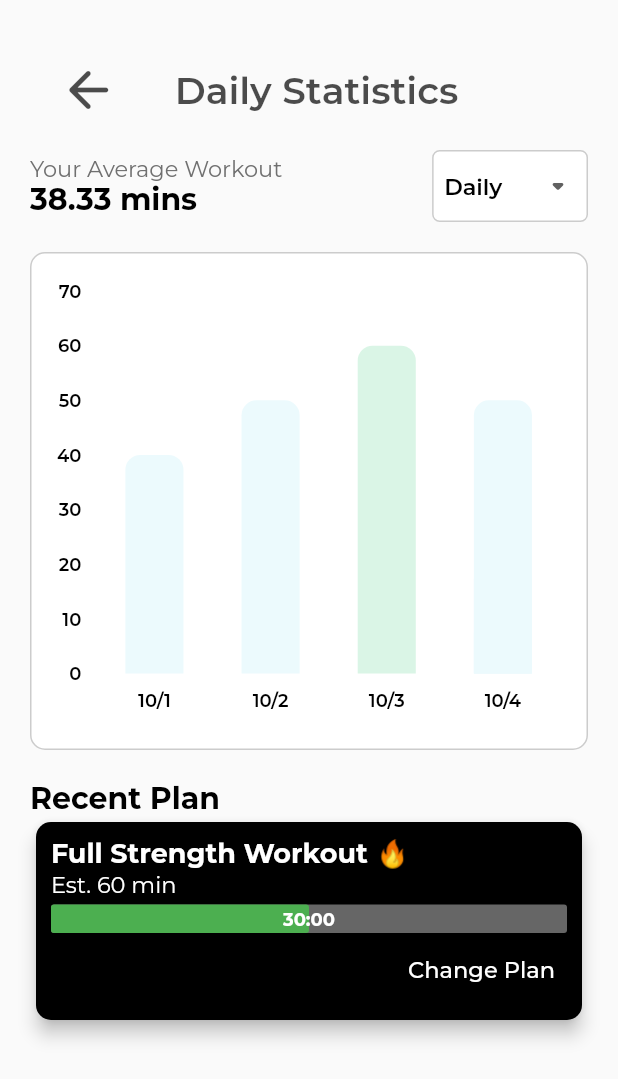
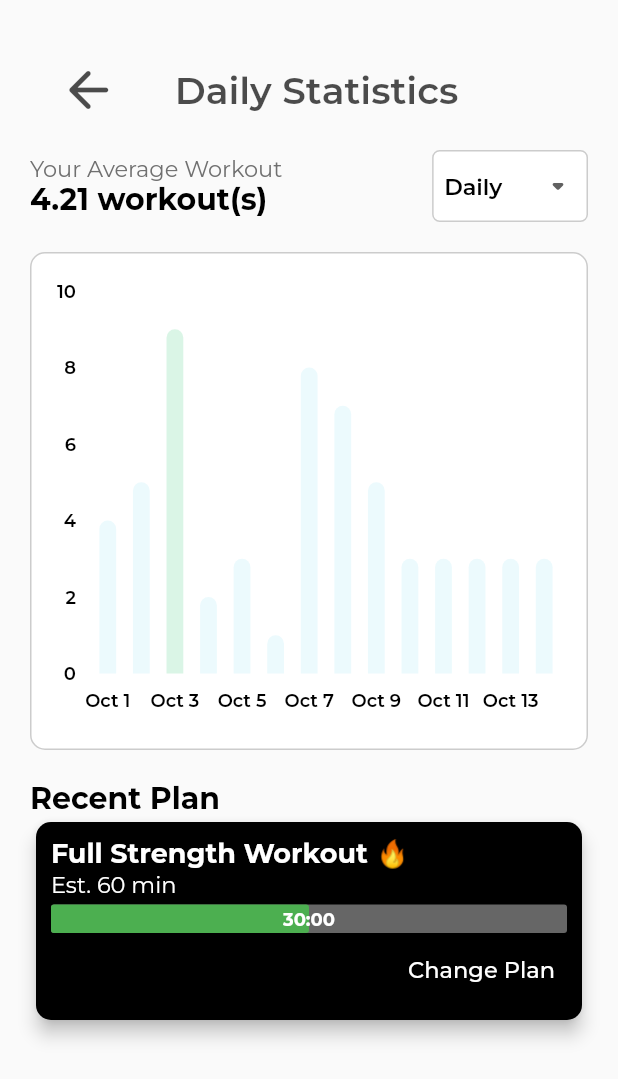
Before and after one commit to ApocalCrk/gimme, a Flutter app: the StatisticsScreen screen opened by its route, on a phone screen of 412 x 824 dp. Shown: the top 1079 px of the screen. Run offline on Flutter 3.47's test engine with Material 2 defaults, Android fonts, the phone set to English and light mode, and no system bars; drawn by our look-alikes of percent_indicator; our stand-ins replace awesome_notifications, cloud_firestore, firebase_auth, firebase_core, flutter_map, geolocator and 10 more; missing offline and left inert: dart:ffi, mobile_scanner; accounts and stored records are empty; project files that could hold a hidden picture were left out.

Commit message:
update daily component

```diff
--- a/lib/routes/appRoute.dart
+++ b/lib/routes/appRoute.dart
@@ -57,7 +57,7 @@ class AppRoute {
       case workouts:
         return MaterialPageRoute(builder: (_) => const WorkoutsScreen());
       default:
-        return MaterialPageRoute(builder: (_) => const StatisticsScreen());
+        return MaterialPageRoute(builder: (_) => const Auth());
     }
   }
 }
--- a/lib/screens/statistic/component/statistics_daily.dart
+++ b/lib/screens/statistic/component/statistics_daily.dart
@@ -2,25 +2,34 @@ import 'dart:ffi';
 import 'package:flutter/material.dart';
 import 'package:gimme/screens/statistic/temp_data/data.dart';
 import 'package:syncfusion_flutter_charts/charts.dart';
+import 'package:intl/intl.dart';
 
 //find max val from listdaily
 findMaxDaily() {
   int max = 0;
+  if(listDaily.length>0){
     for (int i = 0; i < listDaily.length; i++) {
       if (listDaily[i].duration > max) {
         max = listDaily[i].duration;
       }
     }
     return max;
+  }else{
+    return 0.0;
+  }
 }
 
 //find mean val from listdaily
 findDailyMean() {
   int sum = 0;
+  if(listDaily.length>0){
     for (int i = 0; i < listDaily.length; i++) {
       sum += listDaily[i].duration;
     }
     return sum / listDaily.length;
+  }else{
+    return 0.0;
+  }
 }
 
 class DailyStatistics extends StatefulWidget {
@@ -36,11 +45,29 @@ class _DailyStatisticsState extends State<DailyStatistics> {
     return SfCartesianChart(
       plotAreaBorderWidth: 0,
       legend: Legend(isVisible: false),
-      primaryXAxis: CategoryAxis(
-        majorTickLines: MajorTickLines(width: 0),
-        majorGridLines: MajorGridLines(width: 0),
-        axisLine: AxisLine(width: 0),
-        labelStyle: TextStyle(
+      primaryXAxis: DateTimeAxis(
+        autoScrollingMode: AutoScrollingMode.end,
+        interval: 1,
+        intervalType: DateTimeIntervalType.days,
+        dateFormat: DateFormat.MMMd(),
+        visibleMinimum: (() {
+          if (listDaily.length > 0) {
+            listDaily[0].date;
+          } else {
+            DateTime.now().month;
+          }
+        }()),
+        visibleMaximum: (() {
+          if (listDaily.length > 5) {
+            return listDaily[0 + 4].date;
+          } else {
+            return listDaily[listDaily.length - 1].date;
+          }
+        }()),
+        majorTickLines: const MajorTickLines(width: 0),
+        majorGridLines: const MajorGridLines(width: 0),
+        axisLine: const AxisLine(width: 0),
+        labelStyle: const TextStyle(
           color: Colors.black,
           fontFamily: "Montserrat",
           fontWeight: FontWeight.w600,
@@ -48,23 +75,26 @@ class _DailyStatisticsState extends State<DailyStatistics> {
         ),
       ),
       primaryYAxis: NumericAxis(
-        majorTickLines: MajorTickLines(width: 0),
-        majorGridLines: MajorGridLines(width: 0),
-        axisLine: AxisLine(width: 0),
-        labelStyle: TextStyle(
+        majorTickLines: const MajorTickLines(width: 0),
+        majorGridLines: const MajorGridLines(width: 0),
+        axisLine: const AxisLine(width: 0),
+        labelStyle: const TextStyle(
           color: Colors.black,
           fontFamily: "Montserrat",
           fontWeight: FontWeight.w600,
           fontSize: 12,
         ),
       ),
+      zoomPanBehavior: ZoomPanBehavior(
+        enablePanning: true,
+      ),
       onTooltipRender: (tooltipArgs) {
         tooltipArgs.text == findMaxDaily().toString()
-            ? tooltipArgs.text = "${tooltipArgs.text} minutes 🔥"
-            : tooltipArgs.text = "${tooltipArgs.text} minutes";
+            ? tooltipArgs.text = "${tooltipArgs.text} workout(s) 🔥"
+            : tooltipArgs.text = "${tooltipArgs.text} workout(s)";
       },
-      series: <ChartSeries<Statistic_Daily, String>>[
-        ColumnSeries<Statistic_Daily, String>(
+      series: <ChartSeries<Statistic_Daily, DateTime>>[
+        ColumnSeries<Statistic_Daily, DateTime>(
           dataSource: listDaily,
           width: 0.5,
           xValueMapper: (Statistic_Daily data, _) => data.date,
@@ -80,8 +110,7 @@ class _DailyStatisticsState extends State<DailyStatistics> {
           },
         )
       ],
-      tooltipBehavior:
-      TooltipBehavior(
+      tooltipBehavior: TooltipBehavior(
           elevation: 5,
           enable: true,
           header: '',
--- a/lib/screens/statistic/statistics_screen.dart
+++ b/lib/screens/statistic/statistics_screen.dart
@@ -2,6 +2,7 @@ import 'package:flutter/material.dart';
 import 'package:gimme/constants.dart';
 import 'package:gimme/screens/statistic/component/statistics_daily.dart';
 import 'package:gimme/screens/statistic/component/statistics_monthly.dart';
+import 'package:gimme/screens/statistic/temp_data/data.dart';
 import 'package:percent_indicator/percent_indicator.dart';
 
 const List<String> dropdownPlaceholder = <String>["Daily", "Monthly"];
@@ -66,7 +67,7 @@ class _StatisticsScreenState extends State<StatisticsScreen> {
                                 (_statisticState == dropdownPlaceholder.first
                                         ? meanDaily!.toStringAsFixed(2)
                                         : meanMonthly!.toStringAsFixed(2)) +
-                                    ' mins',
+                                    ' workout(s)',
                                 style: TextStyle(
                                     color: Color(0xff000000),
                                     fontSize: 20,
@@ -124,9 +125,40 @@ class _StatisticsScreenState extends State<StatisticsScreen> {
                         ),
                         child: Padding(
                           padding: EdgeInsets.symmetric(horizontal: 8, vertical: 16),
-                          child: _statisticState == dropdownPlaceholder.first
-                              ? DailyStatistics()
-                              : MonthlyStatistics(),
+                          child:
+                          ((){
+                            if(_statisticState == dropdownPlaceholder.first){
+                              if(listDaily.length>0){
+                                return DailyStatistics();
+                              }else{
+                                return Center(child: Text("Belum ada data statistik",
+                                  style: TextStyle(
+                                    color: Color(0xff000000),
+                                      fontSize: 20,
+                                      fontWeight: FontWeight.bold,
+                                      fontFamily: "Montserrat"
+                                  ),
+                                ));
+                              }
+                            }else{
+                              if (listMonthly.length > 0) {
+                                return MonthlyStatistics();
+                              } else {
+                                return Center(
+                                    child: Text(
+                                  "Belum ada data statistik",
+                                  style: TextStyle(
+                                      color: Color(0xff000000),
+                                      fontSize: 20,
+                                      fontWeight: FontWeight.bold,
+                                      fontFamily: "Montserrat"),
+                                ));
+                              }
+                            }
+                          }()),
+                          // _statisticState == dropdownPlaceholder.first
+                          //     ? DailyStatistics()
+                          //     : MonthlyStatistics(),
                         ),
                       ),
                       const SizedBox(height: 20),
--- a/lib/screens/statistic/temp_data/data.dart
+++ b/lib/screens/statistic/temp_data/data.dart
@@ -1,28 +1,42 @@
 class Statistic_Daily {
-  final String date;
+  final DateTime date;
   final int duration;
 
   Statistic_Daily(this.date, this.duration);
 }
 
 class Statistic_Monthly {
-  final String month;
+  final DateTime month;
   final int duration;
 
   Statistic_Monthly(this.month, this.duration);
 }
 
 List<Statistic_Daily> listDaily = [
-  Statistic_Daily("10/1", 40),
-  Statistic_Daily("10/2", 50),
-  Statistic_Daily("10/3", 60),
-  Statistic_Daily("10/4", 20),
-  Statistic_Daily("10/4", 10),
-  Statistic_Daily("10/4", 50),
+  Statistic_Daily(DateTime(2023, 10, 1), 4),
+  Statistic_Daily(DateTime(2023, 10, 2), 5),
+  Statistic_Daily(DateTime(2023, 10, 3), 9),
+  Statistic_Daily(DateTime(2023, 10, 4), 2),
+  Statistic_Daily(DateTime(2023, 10, 5), 3),
+  Statistic_Daily(DateTime(2023, 10, 6), 1),
+  Statistic_Daily(DateTime(2023, 10, 7), 8),
+  Statistic_Daily(DateTime(2023, 10, 8), 7),
+  Statistic_Daily(DateTime(2023, 10, 9), 5),
+  Statistic_Daily(DateTime(2023, 10, 10), 3),
+  Statistic_Daily(DateTime(2023, 10, 11), 3),
+  Statistic_Daily(DateTime(2023, 10, 12), 3),
+  Statistic_Daily(DateTime(2023, 10, 13), 3),
+  Statistic_Daily(DateTime(2023, 10, 14), 3),
 ];
 
 List<Statistic_Monthly> listMonthly = [
-  Statistic_Monthly("Jan", 260),
-  Statistic_Monthly("Feb", 200),
-  Statistic_Monthly("Mar", 160),
+  Statistic_Monthly(DateTime(2023, 1), 26),
+  Statistic_Monthly(DateTime(2023, 2), 20),
+  Statistic_Monthly(DateTime(2023, 3), 11),
+  Statistic_Monthly(DateTime(2023, 4), 50),
+  Statistic_Monthly(DateTime(2023, 5), 30),
+  Statistic_Monthly(DateTime(2023, 6), 24),
+  Statistic_Monthly(DateTime(2023, 7), 26),
+  Statistic_Monthly(DateTime(2023, 8), 27),
+  Statistic_Monthly(DateTime(2023, 9), 29),
 ];
```
Also changed, not shown: lib/screens/statistic/component/statistics_monthly.dart (+43 -13 lines). Lines whose indentation alone changed are shown as unchanged.
